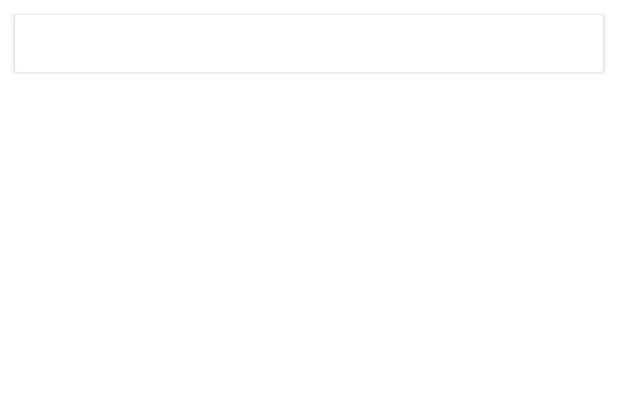
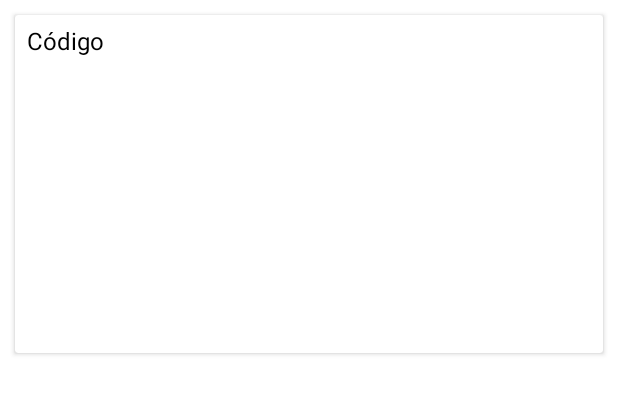
Before and after one commit to JorgeGalingP/android-appointments, an Android app: the layout item_appointment.xml on its own in the app's theme, with its tools: preview values and no code run, on a phone screen of 412 x 824 dp. Shown: the top 394 px of the screen. Run offline under Robolectric (Android 15) with nearby library versions, the phone set to English and light mode, and no system bars.

Commit message:
Fixed AppointmentAdapter.java and updated with new design item_appointment.xml

```diff
--- a/app/src/main/java/com/ldm/cogetucita/RegistryActivity.java
+++ b/app/src/main/java/com/ldm/cogetucita/RegistryActivity.java
@@ -42,7 +42,7 @@ public class RegistryActivity extends AppCompatActivity {
 
         // set Views
         productTextView = findViewById(R.id.productTextView);
-        productTextView.setText(product.toString());
+        productTextView.setText(product.toMessage());
 
         nameEditText = findViewById(R.id.editTextName);
         surnameEditText = findViewById(R.id.editTextSurname);
--- a/app/src/main/java/com/ldm/cogetucita/adapters/AppointmentAdapter.java
+++ b/app/src/main/java/com/ldm/cogetucita/adapters/AppointmentAdapter.java
@@ -21,12 +21,22 @@ public class AppointmentAdapter extends RecyclerView.Adapter<AppointmentAdapter.
 
     public class ViewHolder extends RecyclerView.ViewHolder implements View.OnClickListener {
         public TextView idTextView;
+        public TextView nameTextView;
+        public TextView surnameTextView;
+        public TextView emailTextView;
+        public TextView dateTextView;
+        public TextView productTextView;
 
         public ViewHolder(View itemView) {
             super(itemView);
 
             // set views
             idTextView = itemView.findViewById(R.id.idTextView);
+            nameTextView = itemView.findViewById(R.id.nameTextView);
+            surnameTextView = itemView.findViewById(R.id.surnameTextView);
+            emailTextView = itemView.findViewById(R.id.emailTextView);
+            dateTextView = itemView.findViewById(R.id.dateTextView);
+            productTextView = itemView.findViewById(R.id.productTextView);
 
             // attach a click listener to the entire row view
             itemView.setOnClickListener(this);
@@ -50,9 +60,9 @@ public class AppointmentAdapter extends RecyclerView.Adapter<AppointmentAdapter.
         Context context = parent.getContext();
         LayoutInflater layoutInflater = LayoutInflater.from(context);
 
-        View productView = layoutInflater.inflate(R.layout.item_appointment, parent, false);
+        View appointmentView = layoutInflater.inflate(R.layout.item_appointment, parent, false);
 
-        return new ViewHolder(productView);
+        return new ViewHolder(appointmentView);
     }
 
     @Override
@@ -63,6 +73,22 @@ public class AppointmentAdapter extends RecyclerView.Adapter<AppointmentAdapter.
         // set TextViews
         TextView textViewId = holder.idTextView;
         textViewId.setText(String.valueOf(appointment.getId()));
+
+        TextView textViewName = holder.nameTextView;
+        textViewName.setText("Nombre: " + appointment.getName());
+
+        TextView textViewSurname = holder.surnameTextView;
+        textViewSurname.setText("Apellidos: " + appointment.getSurname());
+
+        TextView textViewEmail = holder.emailTextView;
+        textViewEmail.setText("Email: " + appointment.getEmail());
+
+        TextView textViewDate = holder.dateTextView;
+        textViewDate.setText("Fecha: " + appointment.getDate());
+
+        TextView textViewProduct = holder.productTextView;
+        textViewProduct.setText("Producto: " + appointment.getProduct().toString());
+
     }
 
     @Override
--- a/app/src/main/java/com/ldm/cogetucita/models/Appointment.java
+++ b/app/src/main/java/com/ldm/cogetucita/models/Appointment.java
@@ -19,6 +19,7 @@ public class Appointment {
                        String email,
                        String date,
                        String location,
+                       State state,
                        Product product) {
         this.id = id;
         this.name = name;
@@ -26,7 +27,7 @@ public class Appointment {
         this.email = email;
         this.date = date;
         this.location = location;
-        this.state = State.PENDING;
+        this.state = state;
         this.product = product;
     }
 
--- a/app/src/main/java/com/ldm/cogetucita/models/Product.java
+++ b/app/src/main/java/com/ldm/cogetucita/models/Product.java
@@ -64,6 +64,10 @@ public class Product {
 
     @Override
     public String toString() {
+        return name + " con precio de " + price + " euros.";
+    }
+
+    public String toMessage() {
         return "Has seleccionado el producto " + id +
                 " (" + name + ")" +
                 " con un precio de " + price + " euros.";
--- a/app/src/main/java/com/ldm/cogetucita/models/State.java
+++ b/app/src/main/java/com/ldm/cogetucita/models/State.java
@@ -3,5 +3,5 @@ package com.ldm.cogetucita.models;
 public enum State {
     PENDING,
     CONFIRMED,
-    DELIVERED
+    DONE
 }
--- a/app/src/main/res/layout/item_appointment.xml
+++ b/app/src/main/res/layout/item_appointment.xml
@@ -10,13 +10,89 @@
             android:layout_width="match_parent"
             android:layout_height="match_parent">
 
-        <TextView
-                android:id="@+id/idTextView"
+        <LinearLayout
+                android:orientation="horizontal"
                 android:layout_width="match_parent"
                 android:layout_height="match_parent"
-                android:padding="8dp"
-                android:gravity="center"
-                android:textSize="16sp"
-                android:textColor="@android:color/black"/>
+                android:id="@+id/firstRowIdLayout">
+            <TextView
+                    android:text="@string/item_appointment_id"
+                    android:layout_width="0dp"
+                    android:layout_height="wrap_content"
+                    android:id="@+id/textIdTextView"
+                    android:layout_weight="2"
+                    android:textSize="16sp"
+                    android:textColor="@android:color/black"
+                    android:paddingStart="8dp"
+                    android:paddingLeft="8dp"
+                    android:gravity="start"/>
+            <TextView
+                    android:id="@+id/idTextView"
+                    android:layout_width="0dp"
+                    android:layout_height="wrap_content"
+                    android:layout_weight="2"
+                    android:padding="8dp"
+                    android:textSize="14sp"
+                    android:textColor="@android:color/darker_gray"
+                    android:paddingEnd="8dp"
+                    android:paddingRight="8dp"
+                    android:gravity="end"/>
+        </LinearLayout>
+        <LinearLayout
+                android:orientation="vertical"
+                android:layout_width="match_parent"
+                android:layout_height="match_parent"
+                app:layout_constraintTop_toBottomOf="@+id/firstRowIdLayout">
+            <TextView
+                    android:id="@+id/nameTextView"
+                    android:layout_width="wrap_content"
+                    android:layout_height="wrap_content"
+                    android:padding="8dp"
+                    android:gravity="start"
+                    android:textSize="16sp"
+                    android:textColor="@android:color/darker_gray"
+                    app:layout_constraintStart_toStartOf="@id/firstRowIdLayout"
+                    app:layout_constraintTop_toBottomOf="@id/firstRowIdLayout"/>
+            <TextView
+                    android:id="@+id/surnameTextView"
+                    android:layout_width="wrap_content"
+                    android:layout_height="wrap_content"
+                    android:padding="8dp"
+                    android:gravity="start"
+                    android:textSize="16sp"
+                    android:textColor="@android:color/darker_gray"
+                    app:layout_constraintStart_toStartOf="@id/nameTextView"
+                    app:layout_constraintTop_toBottomOf="@id/nameTextView"/>
+            <TextView
+                    android:id="@+id/emailTextView"
+                    android:layout_width="wrap_content"
+                    android:layout_height="wrap_content"
+                    android:padding="8dp"
+                    android:gravity="start"
+                    android:textSize="16sp"
+                    android:textColor="@android:color/darker_gray"
+                    app:layout_constraintStart_toStartOf="@id/surnameTextView"
+                    app:layout_constraintTop_toBottomOf="@id/surnameTextView"/>
+            <TextView
+                    android:id="@+id/dateTextView"
+                    android:layout_width="wrap_content"
+                    android:layout_height="wrap_content"
+                    android:padding="8dp"
+                    android:gravity="start"
+                    android:textSize="16sp"
+                    android:textColor="@android:color/darker_gray"
+                    app:layout_constraintStart_toStartOf="@id/emailTextView"
+                    app:layout_constraintTop_toBottomOf="@id/emailTextView"/>
+            <TextView
+                    android:id="@+id/productTextView"
+                    android:layout_width="wrap_content"
+                    android:layout_height="wrap_content"
+                    android:padding="8dp"
+                    android:gravity="start"
+                    android:textSize="16sp"
+                    android:textColor="@android:color/darker_gray"
+                    app:layout_constraintStart_toStartOf="@id/dateTextView"
+                    app:layout_constraintTop_toBottomOf="@id/dateTextView"/>
+        </LinearLayout>
     </androidx.constraintlayout.widget.ConstraintLayout>
 </androidx.cardview.widget.CardView>
--- a/app/src/main/res/values/strings.xml
+++ b/app/src/main/res/values/strings.xml
@@ -10,6 +10,5 @@
     <string name="registry_date">Seleccionar fecha de la cita…</string>
     <string name="registry_message_sucess">Registrado correctamente</string>
     <string name="registry_message_fail">Faltan datos requeridos</string>
-    <!-- TODO: Remove or change this placeholder text -->
-    <string name="hello_blank_fragment">Hello blank fragment</string>
+    <string name="item_appointment_id">Código</string>
 </resources>
```
